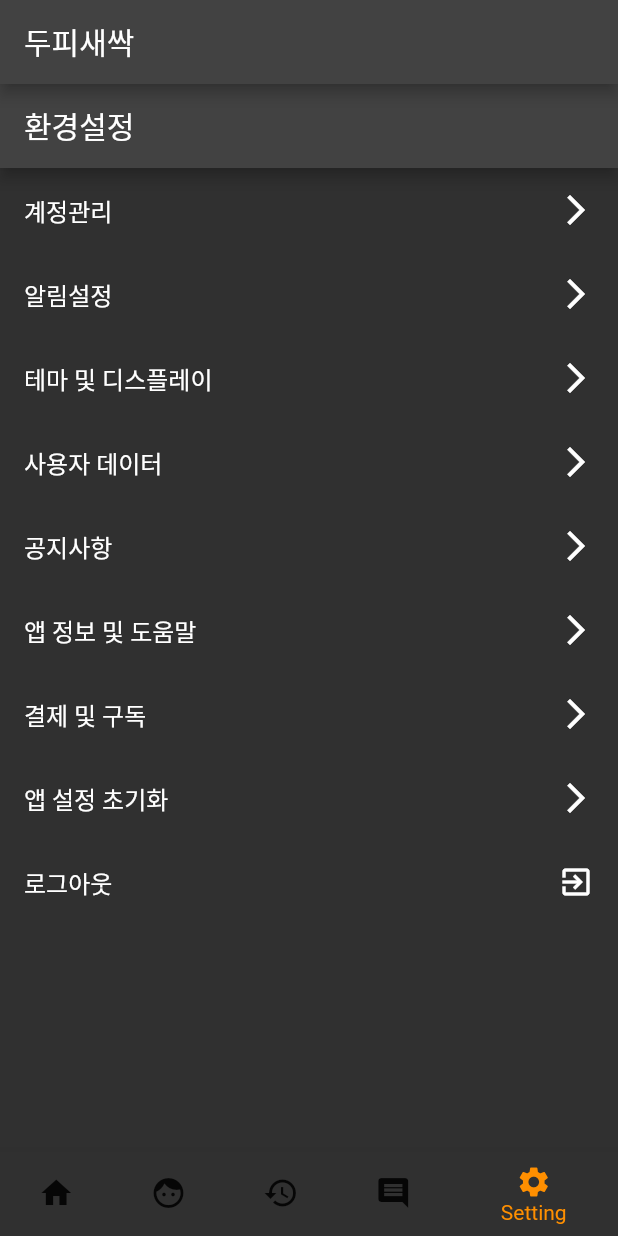
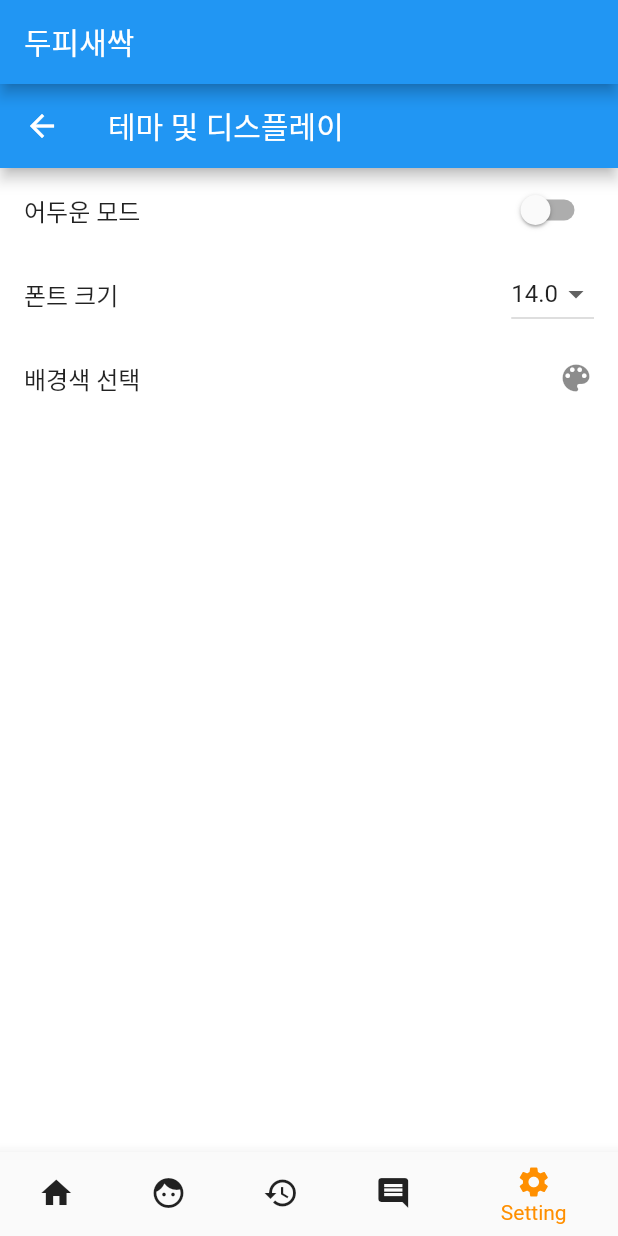
Before and after one commit to kjr1223/aiffelthon_hair, a Flutter app: the screen it shows after launch, item 5 of the bottom bar chosen, after a tap on "테마 및 디스플레이", on a phone screen of 412 x 824 dp. Run offline on Flutter 3.47's test engine with Material 2 defaults, Android fonts, the phone set to English and light mode, and no system bars; our stand-ins replace firebase_auth, firebase_core, flutter_colorpicker, flutter_signin_button, google_sign_in, image_picker and 2 more; missing offline and left inert: tflite_flutter, webview_flutter_android; accounts and stored records are empty.

Commit message:
themedisplay 구현중

```diff
--- a/aiffelthon_hair/lib/main.dart
+++ b/aiffelthon_hair/lib/main.dart
@@ -1,20 +1,48 @@
 import 'package:aiffelthon_hair/firebase_auth/auth_wrapper.dart';
 import 'package:flutter/material.dart';
 import 'package:firebase_core/firebase_core.dart';
+import 'package:provider/provider.dart';
 import 'firebase_options.dart';
 import 'package:aiffelthon_hair/ui_screen/navigation_screen.dart';
+import 'ui_screen/providers/theme_provider.dart';
 
 Future<void> main() async {
   WidgetsFlutterBinding.ensureInitialized();
   await Firebase.initializeApp(
     options: DefaultFirebaseOptions.currentPlatform,
   );
-  runApp(MaterialApp(
-    theme: ThemeData.light(),
-    darkTheme: ThemeData.dark(),
-    themeMode: ThemeMode.dark,
-    home: NavigationScreen(),
-  ));
+  runApp(
+    ChangeNotifierProvider(
+      create: (context) => ThemeProvider(),
+      child: MyApp(),
+    ),
+  );
+}
+
+class MyApp extends StatelessWidget {
+  @override
+  Widget build(BuildContext context) {
+    final themeProvider = Provider.of<ThemeProvider>(context);
+
+    return MaterialApp(
+      theme: ThemeData(
+        brightness:
+            themeProvider.isDarkMode ? Brightness.dark : Brightness.light,
+        primarySwatch: Colors.blue,
+        textTheme: TextTheme(
+          bodyText1: TextStyle(
+              fontSize: themeProvider.fontSize,
+              color: themeProvider.isDarkMode ? Colors.white : Colors.black),
+          bodyText2: TextStyle(
+              fontSize: themeProvider.fontSize,
+              color: themeProvider.isDarkMode ? Colors.white : Colors.black),
+          // 기타 TextStyle들도 여기에 추가할 수 있습니다.
+        ),
+        scaffoldBackgroundColor: themeProvider.backgroundColor,
+      ),
+      home: NavigationScreen(),
+    );
+  }
 }
 
 // class MyApp extends StatelessWidget {
--- /dev/null
+++ b/aiffelthon_hair/lib/ui_screen/providers/theme_provider.dart
@@ -0,0 +1,26 @@
+import 'package:flutter/material.dart';
+
+class ThemeProvider with ChangeNotifier {
+  bool _isDarkMode = false;
+  double _fontSize = 14;
+  Color _backgroundColor = Colors.white;
+
+  bool get isDarkMode => _isDarkMode;
+  double get fontSize => _fontSize;
+  Color get backgroundColor => _backgroundColor;
+
+  void toggleDarkMode() {
+    _isDarkMode = !_isDarkMode;
+    notifyListeners();
+  }
+
+  void setFontSize(double fontSize) {
+    _fontSize = fontSize;
+    notifyListeners();
+  }
+
+  void setBackgroundColor(Color color) {
+    _backgroundColor = color;
+    notifyListeners();
+  }
+}
--- a/aiffelthon_hair/lib/ui_screen/settings_screen.dart
+++ b/aiffelthon_hair/lib/ui_screen/settings_screen.dart
@@ -1,4 +1,5 @@
 import 'package:aiffelthon_hair/ui_screen/account_management_screen.dart.dart';
+import 'package:aiffelthon_hair/ui_screen/themedisplay.dart';
 import 'package:firebase_auth/firebase_auth.dart';
 import 'package:flutter/material.dart';
 import 'package:google_sign_in/google_sign_in.dart';
@@ -59,6 +60,12 @@ class _SettingsScreenState extends State<SettingsScreen> {
             title: Text('테마 및 디스플레이'),
             trailing: Icon(Icons.arrow_forward_ios),
             onTap: () {
+              Navigator.push(
+                context,
+                MaterialPageRoute(
+                  builder: (context) => ThemeDisplayScreen(),
+                ),
+              );
               // Navigate to Theme & Display screen
             },
           ),
--- /dev/null
+++ b/aiffelthon_hair/lib/ui_screen/themedisplay.dart
@@ -0,0 +1,94 @@
+import 'package:aiffelthon_hair/ui_screen/providers/theme_provider.dart';
+import 'package:flutter/material.dart';
+import 'package:flutter_colorpicker/flutter_colorpicker.dart';
+import 'package:provider/provider.dart';
+
+class ThemeDisplayScreen extends StatefulWidget {
+  @override
+  _ThemeDisplayScreenState createState() => _ThemeDisplayScreenState();
+}
+
+class _ThemeDisplayScreenState extends State<ThemeDisplayScreen> {
+  Color currentColor = Colors.blue;
+
+  Future<void> _showColorPickerDialog() async {
+    showDialog(
+      context: context,
+      builder: (BuildContext context) {
+        return AlertDialog(
+          title: Text('색상 선택'),
+          content: SingleChildScrollView(
+            child: ColorPicker(
+              pickerColor: currentColor,
+              onColorChanged: (Color color) {
+                setState(() {
+                  currentColor = color;
+                });
+              },
+              showLabel: true,
+              pickerAreaHeightPercent: 0.8,
+            ),
+          ),
+          actions: <Widget>[
+            TextButton(
+              child: Text('확인'),
+              onPressed: () {
+                Navigator.of(context).pop();
+                Provider.of<ThemeProvider>(context, listen: false)
+                    .setBackgroundColor(currentColor);
+              },
+            ),
+          ],
+        );
+      },
+    );
+  }
+
+  @override
+  Widget build(BuildContext context) {
+    final themeProvider = Provider.of<ThemeProvider>(context);
+
+    return Scaffold(
+      appBar: AppBar(
+        title: Text('테마 및 디스플레이'),
+      ),
+      body: Container(
+        color: themeProvider.isDarkMode ? Colors.black : Colors.white, // 배경색 설정
+        child: ListView(
+          children: [
+            SwitchListTile(
+              title: Text("어두운 모드"),
+              value: themeProvider.isDarkMode,
+              onChanged: (value) {
+                themeProvider.toggleDarkMode();
+              },
+            ),
+            ListTile(
+              title: Text("폰트 크기"),
+              trailing: DropdownButton<double>(
+                value: themeProvider.fontSize,
+                items: <double>[10, 12, 14, 16, 18, 20, 22, 24]
+                    .map((double value) {
+                  return DropdownMenuItem<double>(
+                    value: value,
+                    child: Text(value.toString()),
+                  );
+                }).toList(),
+                onChanged: (double? newValue) {
+                  if (newValue != null) {
+                    themeProvider.setFontSize(newValue);
+                  }
+                },
+              ),
+            ),
+            ListTile(
+              title: Text("배경색 선택"),
+              trailing: Icon(Icons.color_lens),
+              onTap: _showColorPickerDialog,
+            ),
+          ],
+        ),
+      ),
+    );
+  }
+}
--- a/aiffelthon_hair/pubspec.yaml
+++ b/aiffelthon_hair/pubspec.yaml
@@ -26,6 +26,8 @@ dependencies:
   url_launcher: ^6.1.14
   webview_flutter: ^4.2.4
   webview_flutter_android: ^3.10.0
+  flutter_colorpicker: ^1.0.3
+  provider: ^6.0.5
 
 dev_dependencies:
   flutter_test:
```
Also changed, not shown: aiffelthon_hair/pubspec.lock.
